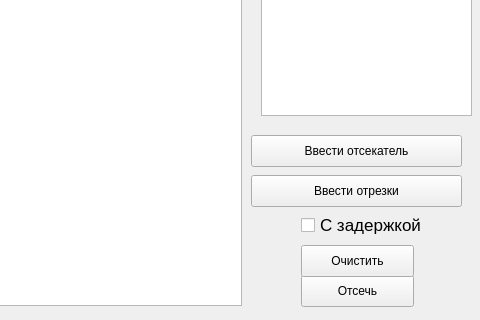
Above: lab7/window.ui from Panda-Lewandowski/Computer-graphics before the change; both pictures show x 329 to 809 and y 285 to 605 of the 809 by 605 pixel window. Below: the same form after it.
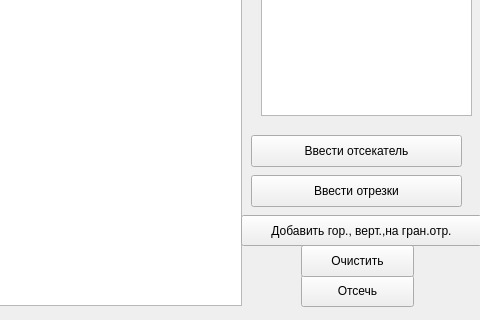
That is the form after the change.

What changed in the file:
```diff
--- a/lab7/window.ui
+++ b/lab7/window.ui
@@ -70,24 +70,6 @@
      <string>Очистить</string>
     </property>
    </widget>
-   <widget class="QCheckBox" name="delay">
-    <property name="geometry">
-     <rect>
-      <x>630</x>
-      <y>500</y>
-      <width>141</width>
-      <height>20</height>
-     </rect>
-    </property>
-    <property name="font">
-     <font>
-      <pointsize>13</pointsize>
-     </font>
-    </property>
-    <property name="text">
-     <string>С задержкой</string>
-    </property>
-   </widget>
    <widget class="QPushButton" name="bars">
     <property name="geometry">
      <rect>
@@ -114,6 +96,19 @@
      <string>Ввести отсекатель</string>
     </property>
    </widget>
+   <widget class="QPushButton" name="ect">
+    <property name="geometry">
+     <rect>
+      <x>570</x>
+      <y>500</y>
+      <width>241</width>
+      <height>31</height>
+     </rect>
+    </property>
+    <property name="text">
+     <string>Добавить гор., верт.,на гран.отр.</string>
+    </property>
+   </widget>
   </widget>
  </widget>
  <resources/>
```
Left out of the diff: 2 changed lines with no effect on the pictures.
